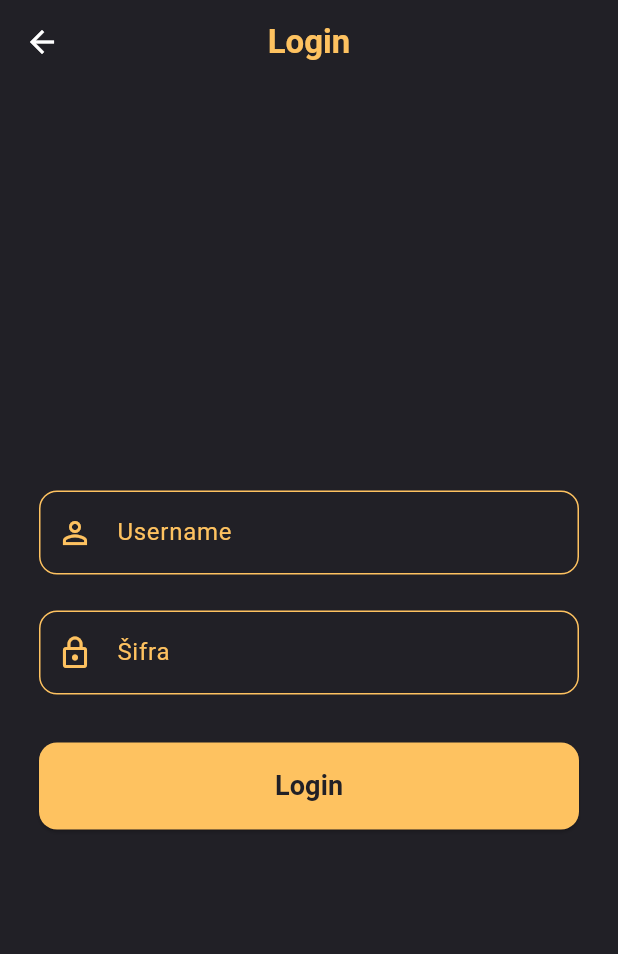
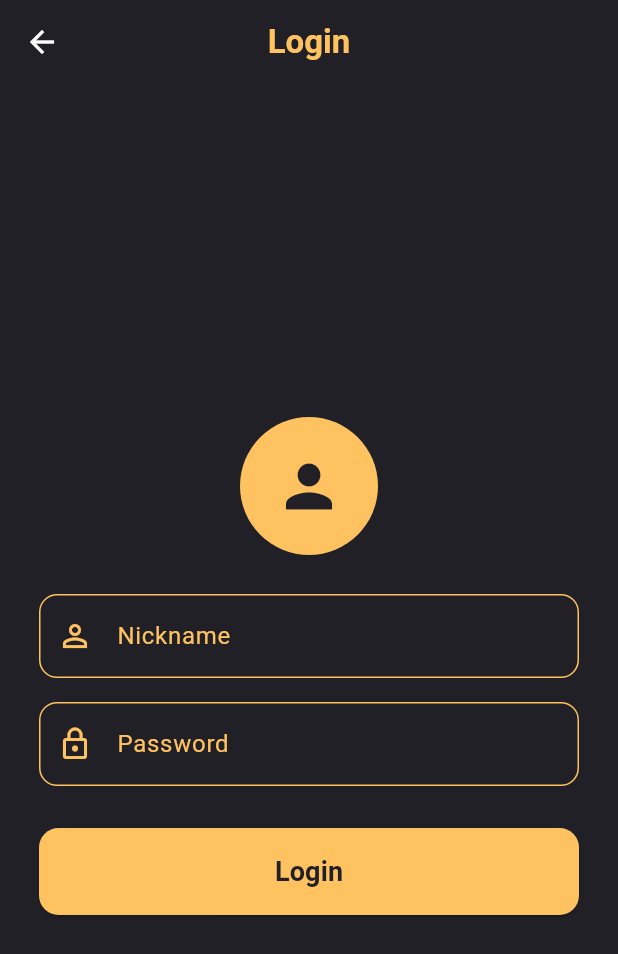
Before and after one commit to R3FA/joymodels-ui, a Flutter app: the screen it shows after launch, after a tap on "Login", on a phone screen of 412 x 824 dp. Shown: the top 954 px of the screen. Run offline on Flutter 3.47's test engine with Material 3 defaults, Android fonts, the phone set to English and light mode, and no system bars; our stand-ins replace flutter_secure_storage, get_it, image_picker.

Commit message:
Create login logic

```diff
--- /dev/null
+++ b/joymodels_mobile/lib/data/model/sso/request_types/sso_user_login_request_api_model.dart
@@ -0,0 +1,17 @@
+import 'package:http/http.dart' as http;
+
+class SsoUserLoginRequestApiModel {
+  final String nickname;
+  final String password;
+
+  SsoUserLoginRequestApiModel({required this.nickname, required this.password});
+
+  Future<http.MultipartRequest> toMultipartRequest(Uri url) async {
+    final multiPartRequest = http.MultipartRequest('POST', url);
+
+    multiPartRequest.fields['Nickname'] = nickname;
+    multiPartRequest.fields['Password'] = password;
+
+    return multiPartRequest;
+  }
+}
--- a/joymodels_mobile/lib/main.dart
+++ b/joymodels_mobile/lib/main.dart
@@ -1,5 +1,6 @@
 import 'package:flutter/material.dart';
 import 'package:joymodels_mobile/core/di/di.dart';
+import 'package:joymodels_mobile/ui/login_page/view_model/login_page_view_model.dart';
 import 'package:joymodels_mobile/ui/register_page/view_model/register_page_view_model.dart';
 import 'package:provider/provider.dart';
 import 'package:joymodels_mobile/ui/welcome_page/widgets/welcome_page_screen.dart';
@@ -13,6 +14,7 @@ void main() {
       providers: [
         ChangeNotifierProvider(create: (_) => WelcomePageViewModel()),
         ChangeNotifierProvider(create: (_) => RegisterPageScreenViewModel()),
+        ChangeNotifierProvider(create: (_) => LoginPageScreenViewModel()),
       ],
       child: const JoyModelsApp(),
     ),
--- a/joymodels_mobile/lib/ui/login_page/view_model/login_page_view_model.dart
+++ b/joymodels_mobile/lib/ui/login_page/view_model/login_page_view_model.dart
@@ -0,0 +1,72 @@
+import 'package:flutter/material.dart';
+import 'package:joymodels_mobile/core/di/di.dart';
+import 'package:joymodels_mobile/data/core/config/token_storage.dart';
+import 'package:joymodels_mobile/data/model/sso/request_types/sso_user_login_request_api_model.dart';
+import 'package:joymodels_mobile/data/repositories/sso_repository.dart';
+import 'package:joymodels_mobile/ui/core/view_model/regex_view_model.dart';
+
+class LoginPageScreenViewModel with ChangeNotifier {
+  final ssoRepository = sl<SsoRepository>();
+  final formKey = GlobalKey<FormState>();
+  final nicknameController = TextEditingController();
+  final passwordController = TextEditingController();
+  bool isLoading = false;
+  String? errorMessage;
+
+  String? validateNickname(String? nickname) {
+    return RegexValidationViewModel.validateNickname(nickname);
+  }
+
+  String? validatePassword(String? password) {
+    return RegexValidationViewModel.validatePassword(password);
+  }
+
+  Future<bool> login(BuildContext context) async {
+    errorMessage = null;
+    isLoading = true;
+    notifyListeners();
+
+    if (!formKey.currentState!.validate()) {
+      isLoading = false;
+      notifyListeners();
+      return false;
+    }
+
+    final SsoUserLoginRequestApiModel request = SsoUserLoginRequestApiModel(
+      nickname: nicknameController.text,
+      password: passwordController.text,
+    );
+
+    try {
+      final loginResponse = await ssoRepository.login(request);
+
+      isLoading = false;
+      errorMessage = null;
+      notifyListeners();
+      await TokenStorage.saveAccessToken(loginResponse.accessToken);
+      // final accessTokenPayloadMap = TokenStorage.decodeAccessToken(
+      //   loginResponse.accessToken,
+      // );
+
+      // if (context.mounted) {
+      //   Navigator.of(context).pushReplacement(
+      //     MaterialPageRoute(builder: (context) => WelcomePageScreen()),
+      //   );
+      // }
+
+      return true;
+    } catch (e) {
+      errorMessage = e.toString();
+      isLoading = false;
+      notifyListeners();
+      return false;
+    }
+  }
+
+  @override
+  void dispose() {
+    nicknameController.dispose();
+    passwordController.dispose();
+    super.dispose();
+  }
+}
--- a/joymodels_mobile/lib/ui/login_page/widgets/login_page_screen.dart
+++ b/joymodels_mobile/lib/ui/login_page/widgets/login_page_screen.dart
@@ -1,19 +1,17 @@
 import 'package:flutter/material.dart';
 import 'package:joymodels_mobile/ui/core/themes/color_palette.dart';
+import 'package:joymodels_mobile/ui/core/ui/form_input_decoration.dart';
+import 'package:joymodels_mobile/ui/core/ui/success_snack_bar.dart';
+import 'package:joymodels_mobile/ui/login_page/view_model/login_page_view_model.dart';
+import 'package:provider/provider.dart';
 
-class LoginPageScreen extends StatefulWidget {
+class LoginPageScreen extends StatelessWidget {
   const LoginPageScreen({super.key});
 
   @override
-  State<LoginPageScreen> createState() => _LoginPageScreenState();
-}
+  Widget build(BuildContext context) {
+    final viewModel = context.watch<LoginPageScreenViewModel>();
 
-class _LoginPageScreenState extends State<LoginPageScreen> {
-  final _formKey = GlobalKey<FormState>();
-  String? username, password;
-
-  @override
-  Widget build(BuildContext context) {
     return Scaffold(
       backgroundColor: ColorPallete.darkBackground,
       appBar: AppBar(
@@ -25,6 +23,7 @@ class _LoginPageScreenState extends State<LoginPageScreen> {
           style: TextStyle(
             color: ColorPallete.accent,
             fontWeight: FontWeight.bold,
+            fontSize: 22,
           ),
         ),
         centerTitle: true,
@@ -33,87 +32,84 @@ class _LoginPageScreenState extends State<LoginPageScreen> {
         child: SingleChildScrollView(
           padding: const EdgeInsets.all(26),
           child: Form(
-            key: _formKey,
+            key: viewModel.formKey,
             child: Column(
-              mainAxisAlignment: MainAxisAlignment.center,
-              crossAxisAlignment: CrossAxisAlignment.center,
               mainAxisSize: MainAxisSize.min,
               children: [
-                // USERNAME
-                TextFormField(
-                  style: const TextStyle(color: Colors.white),
-                  decoration: InputDecoration(
-                    prefixIcon: Icon(
-                      Icons.person_outline,
-                      color: ColorPallete.accent,
-                    ),
-                    labelText: 'Username',
-                    labelStyle: const TextStyle(color: ColorPallete.accent),
-                    enabledBorder: OutlineInputBorder(
-                      borderSide: const BorderSide(color: ColorPallete.accent),
-                      borderRadius: BorderRadius.circular(12),
-                    ),
-                    focusedBorder: OutlineInputBorder(
-                      borderSide: const BorderSide(
-                        color: ColorPallete.accent,
-                        width: 2,
-                      ),
-                      borderRadius: BorderRadius.circular(12),
+                const SizedBox(height: 8),
+                CircleAvatar(
+                  radius: 46,
+                  backgroundColor: ColorPallete.accent,
+                  child: const Icon(
+                    Icons.person,
+                    color: ColorPallete.darkBackground,
+                    size: 46,
                   ),
                 ),
-                  validator: (value) =>
-                      value!.isEmpty ? 'Enter username' : null,
-                  onSaved: (value) => username = value,
+                if (viewModel.errorMessage != null)
+                  Padding(
+                    padding: const EdgeInsets.only(top: 12.0),
+                    child: Text(
+                      viewModel.errorMessage!,
+                      style: const TextStyle(
+                        color: Colors.red,
+                        fontWeight: FontWeight.bold,
+                        fontSize: 15,
                       ),
-                const SizedBox(height: 24),
-                // PASSWORD
+                      textAlign: TextAlign.center,
+                    ),
+                  ),
+                const SizedBox(height: 26),
                 TextFormField(
+                  controller: viewModel.nicknameController,
+                  decoration: formInputDecoration(
+                    "Nickname",
+                    Icons.person_outline,
+                  ),
+                  style: const TextStyle(color: Colors.white),
+                  validator: viewModel.validateNickname,
+                ),
+                const SizedBox(height: 16),
+                TextFormField(
+                  controller: viewModel.passwordController,
+                  decoration: formInputDecoration(
+                    "Password",
+                    Icons.lock_outline,
+                  ),
                   style: const TextStyle(color: Colors.white),
                   obscureText: true,
-                  decoration: InputDecoration(
-                    prefixIcon: Icon(
-                      Icons.lock_outline,
-                      color: ColorPallete.accent,
+                  validator: viewModel.validatePassword,
                 ),
-                    labelText: 'Šifra',
-                    labelStyle: const TextStyle(color: ColorPallete.accent),
-                    enabledBorder: OutlineInputBorder(
-                      borderSide: const BorderSide(color: ColorPallete.accent),
-                      borderRadius: BorderRadius.circular(12),
-                    ),
-                    focusedBorder: OutlineInputBorder(
-                      borderSide: const BorderSide(
-                        color: ColorPallete.accent,
-                        width: 2,
-                      ),
-                      borderRadius: BorderRadius.circular(12),
-                    ),
-                  ),
-                  validator: (value) => value!.isEmpty ? 'Unesi šifru' : null,
-                  onSaved: (value) => password = value,
-                ),
-                const SizedBox(height: 32),
-                // LOGIN BUTTON
+                const SizedBox(height: 28),
                 SizedBox(
                   width: double.infinity,
                   child: ElevatedButton(
                     style: ElevatedButton.styleFrom(
                       backgroundColor: ColorPallete.accent,
                       shape: RoundedRectangleBorder(
-                        borderRadius: BorderRadius.circular(12),
+                        borderRadius: BorderRadius.circular(13),
                       ),
                       padding: const EdgeInsets.symmetric(vertical: 16),
                     ),
-                    onPressed: () {
-                      if (_formKey.currentState!.validate()) {
-                        _formKey.currentState!.save();
-                        // TODO: Ovdje pozovi login funkciju, API, provjeru...
-                        ScaffoldMessenger.of(context).showSnackBar(
-                          const SnackBar(content: Text('Login...')),
-                        );
+                    onPressed: viewModel.isLoading
+                        ? null
+                        : () async {
+                            if (await viewModel.login(context)) {
+                              if (context.mounted) {
+                                showSuccessSnackBar(context, 'Login success!');
+                              }
                             }
                           },
-                    child: const Text(
+                    child: viewModel.isLoading
+                        ? const SizedBox(
+                            width: 22,
+                            height: 22,
+                            child: CircularProgressIndicator(
+                              color: ColorPallete.darkBackground,
+                              strokeWidth: 2.4,
+                            ),
+                          )
+                        : const Text(
                             'Login',
                             style: TextStyle(
                               color: ColorPallete.darkBackground,
--- a/joymodels_mobile/lib/ui/register_page/widgets/register_page_screen.dart
+++ b/joymodels_mobile/lib/ui/register_page/widgets/register_page_screen.dart
@@ -12,7 +12,6 @@ class RegisterPageScreen extends StatelessWidget {
   @override
   Widget build(BuildContext context) {
     final viewModel = context.watch<RegisterPageScreenViewModel>();
-    final formKey = GlobalKey<FormState>();
 
     return Scaffold(
       backgroundColor: ColorPallete.darkBackground,
@@ -33,7 +32,7 @@ class RegisterPageScreen extends StatelessWidget {
         child: SingleChildScrollView(
           padding: const EdgeInsets.all(26),
           child: Form(
-            key: formKey,
+            key: viewModel.formKey,
             child: Column(
               mainAxisSize: MainAxisSize.min,
               children: [
@@ -150,9 +149,6 @@ class RegisterPageScreen extends StatelessWidget {
                     onPressed: viewModel.isLoading
                         ? null
                         : () async {
-                            if (!formKey.currentState!.validate()) {
-                              return;
-                            }
                             final success = await viewModel.submitForm(context);
                             if (!context.mounted) return;
                             if (success) {
--- a/joymodels_mobile/pubspec.yaml
+++ b/joymodels_mobile/pubspec.yaml
@@ -39,6 +39,7 @@ dependencies:
   image: ^4.7.1
   http: ^1.6.0
   get_it: ^9.2.0
+  flutter_secure_storage: ^10.0.0
 
 dev_dependencies:
   flutter_test:
```
Also changed, not shown: joymodels_mobile/lib/data/core/config/token_storage.dart (added, +33 -0 lines), joymodels_mobile/lib/data/model/enums/jwt/jwt_claim_key_api_model.dart (added, +13 -0 lines), joymodels_mobile/lib/data/model/sso/response_types/sso_login_response_api_model.dart (added, +18 -0 lines), joymodels_mobile/lib/data/model/sso/response_types/sso_user_response_api_model.dart (+0 -14 lines), joymodels_mobile/lib/data/repositories/sso_repository.dart (+16 -1 lines), joymodels_mobile/lib/data/services/sso_service.dart (+13 -0 lines), joymodels_mobile/lib/ui/register_page/view_model/register_page_view_model.dart (+9 -4 lines), joymodels_mobile/pubspec.lock, 5 other files. Lines whose indentation alone changed are shown as unchanged.
